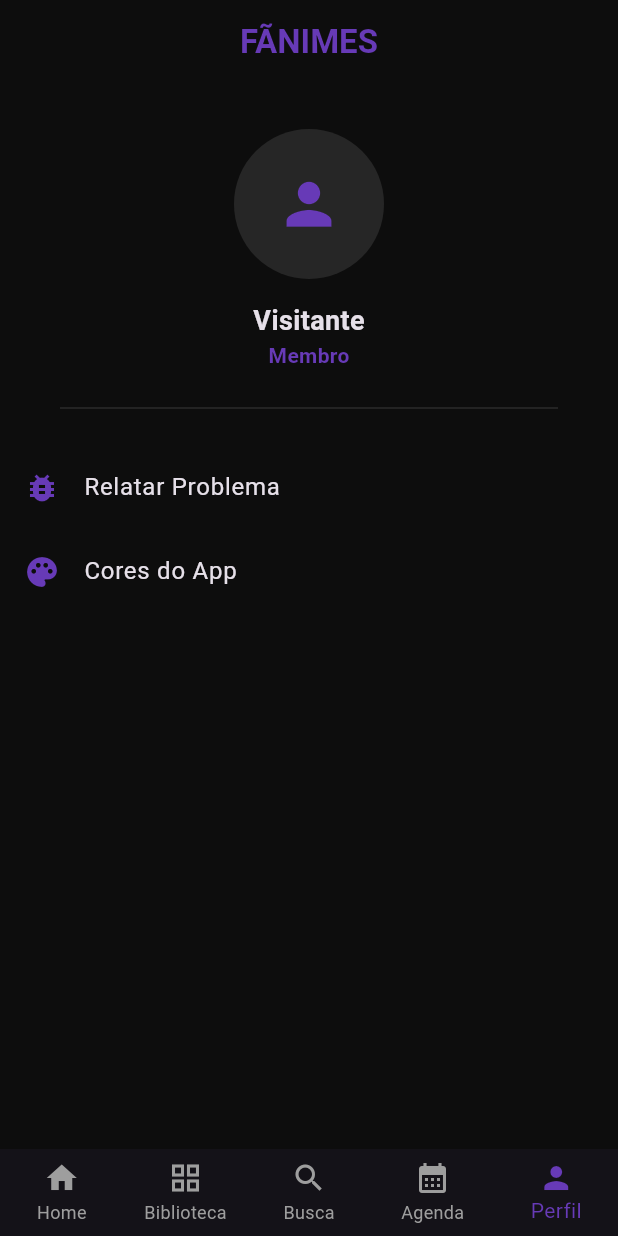
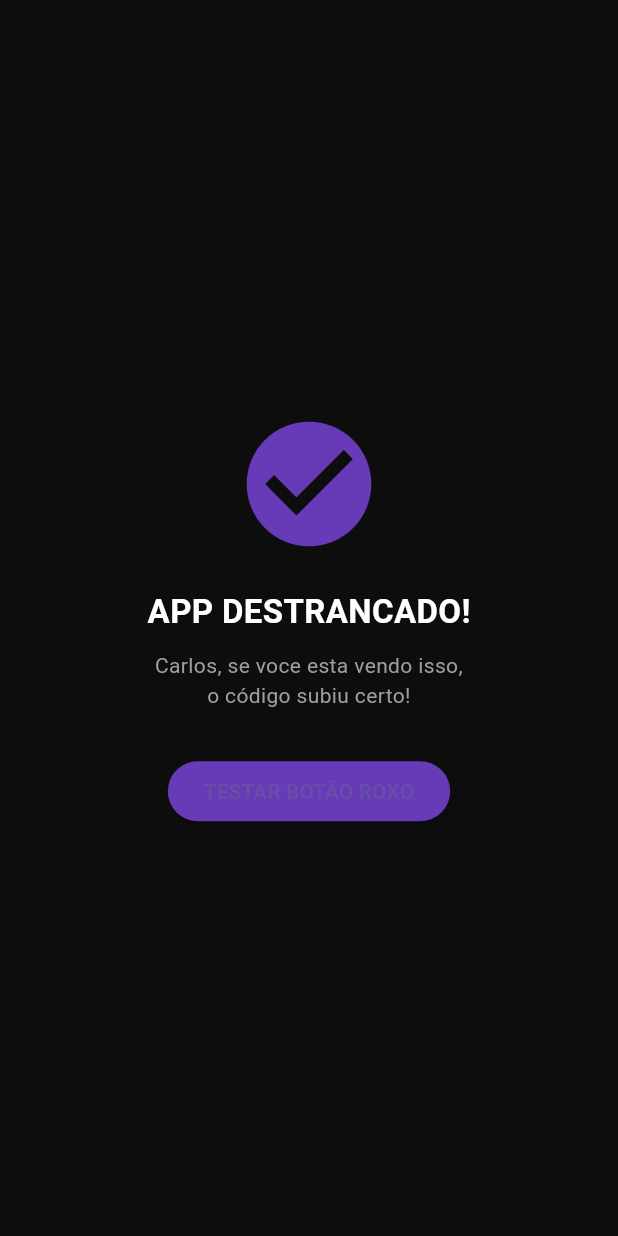
Before and after one commit to carlosandre1514-prog/fanimes, a Flutter app: the screen it shows after launch, on a phone screen of 412 x 824 dp. Run offline on Flutter 3.47's test engine with Material 3 defaults, Android fonts, the phone set to English and light mode, and no system bars; our stand-ins replace firebase_core; accounts and stored records are empty.

Commit message:
Forçando abertura do app

```diff
--- a/lib/main.dart
+++ b/lib/main.dart
@@ -1,106 +1,44 @@
 import 'package:flutter/material.dart';
 import 'package:firebase_core/firebase_core.dart';
-import 'package:firebase_auth/firebase_auth.dart';
 
 void main() async {
-  // 1. Garante que o Flutter esteja pronto
   WidgetsFlutterBinding.ensureInitialized();
-
-  // 2. Inicializa o Firebase antes de abrir o app
   try {
-    await Firebase.initializeApp();
+    // Inicializa o Firebase. Se falhar, ele pula para o app sem travar.
+    await Firebase.initializeApp().timeout(const Duration(seconds: 5));
   } catch (e) {
-    print("Erro Firebase: $e");
+    print("Firebase indisponivel: $e");
   }
-
-  runApp(const FanimesApp());
+  runApp(const MaterialApp(
+    debugShowCheckedModeBanner: false,
+    home: PaginaTeste(),
+  ));
 }
 
-class FanimesApp extends StatelessWidget {
-  const FanimesApp({super.key});
+class PaginaTeste extends StatelessWidget {
+  const PaginaTeste({super.key});
   @override
   Widget build(BuildContext context) {
-    return MaterialApp(
-      debugShowCheckedModeBanner: false,
-      theme: ThemeData.dark().copyWith(
-        scaffoldBackgroundColor: const Color(0xFF0D0D0D), // Preto Elétrico
+    return Scaffold(
+      backgroundColor: const Color(0xFF0D0D0D),
+      body: Center(
+        child: Column(
+          mainAxisAlignment: MainAxisAlignment.center,
+          children: [
+            const Icon(Icons.check_circle, color: Color(0xFF673AB7), size: 100),
+            const SizedBox(height: 20),
+            const Text("APP DESTRANCADO!", style: TextStyle(color: Colors.white, fontSize: 22, fontWeight: FontWeight.bold)),
+            const SizedBox(height: 10),
+            const Text("Carlos, se voce esta vendo isso,\no código subiu certo!", textAlign: TextAlign.center, style: TextStyle(color: Colors.grey)),
+            const SizedBox(height: 30),
+            ElevatedButton(
+              style: ElevatedButton.styleFrom(backgroundColor: const Color(0xFF673AB7)),
+              onPressed: () => print("Botao Aura funcionando"),
+              child: const Text("TESTAR BOTÃO ROXO"),
+            )
+          ],
+        ),
       ),
-      home: const MainNavigation(),
     );
   }
 }
-
-class MainNavigation extends StatefulWidget {
-  const MainNavigation({super.key});
-  @override
-  State<MainNavigation> createState() => _MainNavigationState();
-}
-
-class _MainNavigationState extends State<MainNavigation> {
-  int _idx = 4; // Começa na aba Perfil para testar o ADM
-  User? user = FirebaseAuth.instance.currentUser;
-
-  @override
-  void initState() {
-    super.initState();
-    // Atualiza a tela se o usuário logar ou deslogar
-    FirebaseAuth.instance.authStateChanges().listen((u) {
-      if (mounted) setState(() => user = u);
-    });
-  }
-
-  @override
-  Widget build(BuildContext context) {
-    // RECONHECIMENTO DO CARLOS
-    bool isCarlos = user?.email == "carlosandre.ad1514@gmail.com";
-    const Color roxoAura = Color(0xFF673AB7);
-
-    return Scaffold(
-      // 3. Ajusta o layout para o teclado não cobrir o chat
-      resizeToAvoidBottomInset: true,
-      appBar: AppBar(
-        backgroundColor: Colors.transparent,
-        elevation: 0,
-        centerTitle: true,
-        title: Text("FÃNIMES", style: TextStyle(color: roxoAura, fontWeight: FontWeight.bold)),
-      ),
-      body: _idx == 4 ? _abaPerfil(isCarlos, roxoAura) : const Center(child: Text("Em breve...")),
-      bottomNavigationBar: BottomNavigationBar(
-        currentIndex: _idx,
-        onTap: (i) => setState(() => _idx = i),
-        selectedItemColor: roxoAura,
-        unselectedItemColor: Colors.grey,
-        type: BottomNavigationBarType.fixed,
-        items: const [
-          BottomNavigationBarItem(icon: Icon(Icons.home), label: "Home"),
-          BottomNavigationBarItem(icon: Icon(Icons.grid_view), label: "Biblioteca"),
-          BottomNavigationBarItem(icon: Icon(Icons.search), label: "Busca"),
-          BottomNavigationBarItem(icon: Icon(Icons.calendar_month), label: "Agenda"),
-          BottomNavigationBarItem(icon: Icon(Icons.person), label: "Perfil"),
-        ],
-      ),
-    );
-  }
-
-  Widget _abaPerfil(bool adm, Color cor) {
-    return Column(
-      children: [
-        const SizedBox(height: 30),
-        CircleAvatar(radius: 50, backgroundColor: Colors.white10, child: Icon(Icons.person, color: cor, size: 45)),
-        const SizedBox(height: 15),
-        Text(user?.email ?? "Visitante", style: const TextStyle(fontSize: 18, fontWeight: FontWeight.bold)),
-        // 4. Correção: Exibe ADM Geral se for o Carlos
-        Text(adm ? "ADM Geral" : "Membro", style: TextStyle(color: cor, fontWeight: FontWeight.bold)),
-        const Divider(height: 50, color: Colors.white12, indent: 40, endIndent: 40),
-        ListTile(leading: Icon(Icons.bug_report, color: cor), title: const Text("Relatar Problema")),
-        ListTile(leading: Icon(Icons.palette, color: cor), title: const Text("Cores do App")),
-        if (user != null)
-          ListTile(
-            leading: const Icon(Icons.logout, color: Colors.redAccent),
-            title: const Text("Sair"),
-            onTap: () => FirebaseAuth.instance.signOut()
-          ),
-      ],
-    );
-  }
-}
```
